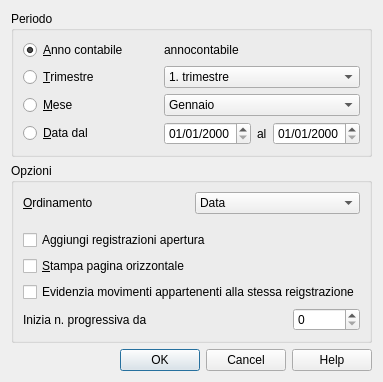
This is Iva/2017/ch.banana.script.italy_vat.report.librogiornale.dialog.ui in BananaAccounting/Italia as Qt 5 draws it before an edit. The edited form follows.
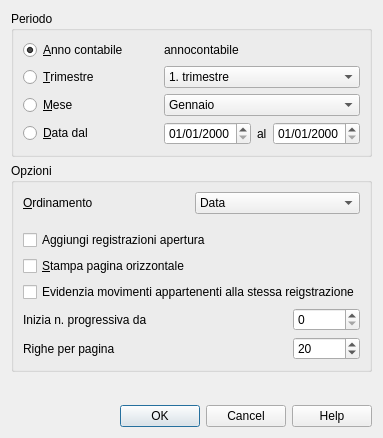
This is the edited form.

Commit message: Modifiche alla stampa del libro giornale

What changed in the file:
```diff
--- a/Iva/2017/ch.banana.script.italy_vat.report.librogiornale.dialog.ui
+++ b/Iva/2017/ch.banana.script.italy_vat.report.librogiornale.dialog.ui
@@ -7,7 +7,7 @@
     <x>0</x>
     <y>0</y>
     <width>340</width>
-    <height>359</height>
+    <height>438</height>
    </rect>
   </property>
   <property name="windowTitle">
@@ -283,15 +283,15 @@
        </widget>
       </item>
       <item>
-       <layout class="QHBoxLayout" name="horizontalLayout_3">
-        <item>
+       <layout class="QGridLayout" name="gridLayout_2">
+        <item row="0" column="0">
          <widget class="QLabel" name="nprogrLabel">
           <property name="text">
            <string>Inizia n. progressiva da</string>
           </property>
          </widget>
         </item>
-        <item>
+        <item row="0" column="1">
          <spacer name="horizontalSpacer">
           <property name="orientation">
            <enum>Qt::Horizontal</enum>
@@ -304,7 +304,7 @@
           </property>
          </spacer>
         </item>
-        <item>
+        <item row="0" column="2">
          <widget class="QSpinBox" name="nProgrSpinBox">
           <property name="minimum">
            <number>0</number>
@@ -314,6 +314,39 @@
           </property>
          </widget>
         </item>
+        <item row="1" column="0">
+         <widget class="QLabel" name="righePerPaginaLabel">
+          <property name="text">
+           <string>Righe per pagina</string>
+          </property>
+         </widget>
+        </item>
+        <item row="1" column="1">
+         <spacer name="horizontalSpacer_2">
+          <property name="orientation">
+           <enum>Qt::Horizontal</enum>
+          </property>
+          <property name="sizeHint" stdset="0">
+           <size>
+            <width>40</width>
+            <height>20</height>
+           </size>
+          </property>
+         </spacer>
+        </item>
+        <item row="1" column="2">
+         <widget class="QSpinBox" name="righePerPaginaSpinBox">
+          <property name="minimum">
+           <number>0</number>
+          </property>
+          <property name="maximum">
+           <number>1000000</number>
+          </property>
+          <property name="value">
+           <number>20</number>
+          </property>
+         </widget>
+        </item>
        </layout>
       </item>
      </layout>
```
Left out of the diff: 4 changed lines with no effect on the pictures. The commit also changes 2 other files.
